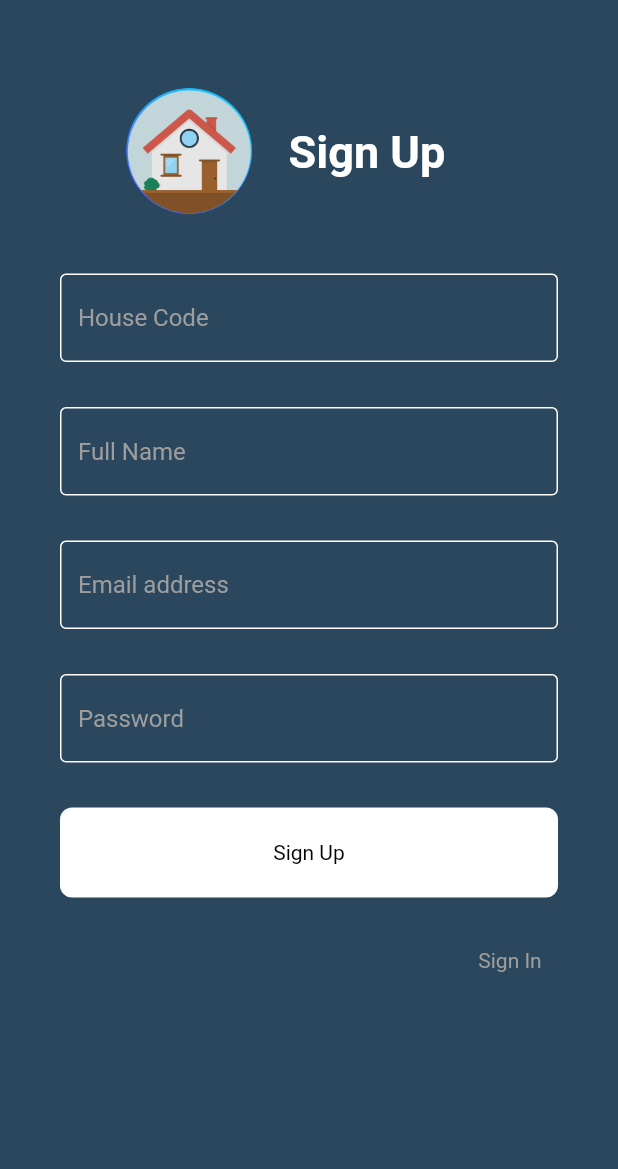
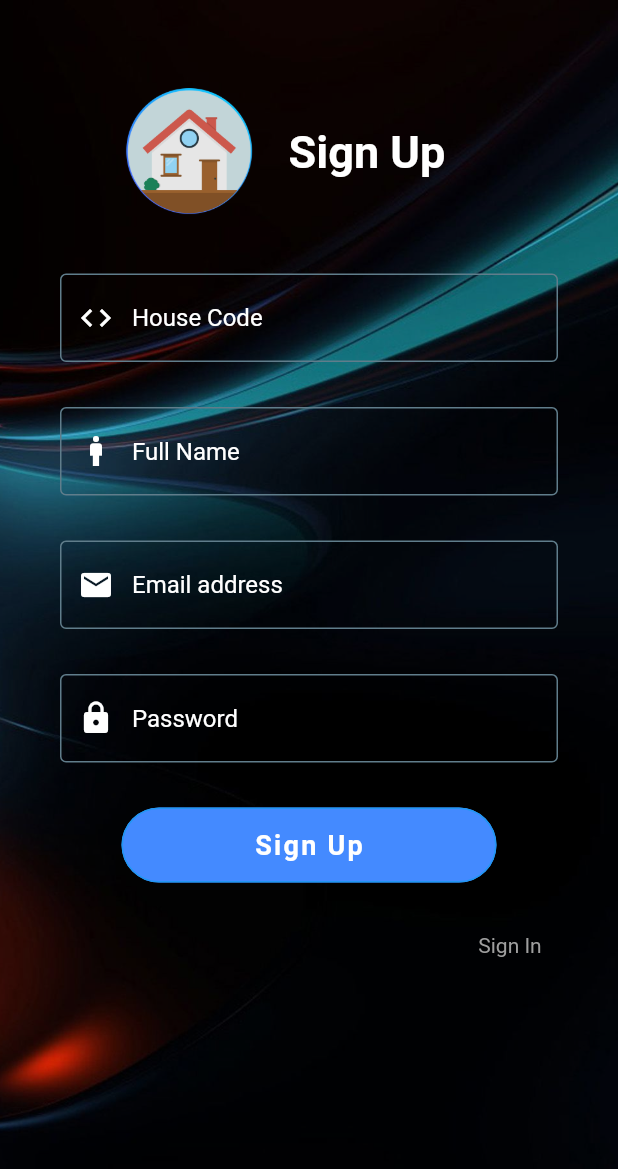
Before and after one commit to SmartHome101/Mobile-app-Last, a Flutter app: the SignUpScreen screen opened directly, on a phone screen of 412 x 824 dp. Shown: the top 1169 px of the screen. Run offline on Flutter 3.47's test engine with Material 2 defaults, Android fonts, the phone set to English and light mode, and no system bars; drawn by our look-alikes of modal_progress_hud_nsn; our stand-ins replace firebase_auth, firebase_core, firebase_database, google_fonts, introduction_screen, lottie and 2 more; accounts and stored records are empty; Roboto replaces fonts that are missing (OpenSans).

Commit message:
Updating Login-Sign Up Design

```diff
--- a/lib/Splash, Sign In, Sign Up/Login_Screen.dart
+++ b/lib/Splash, Sign In, Sign Up/Login_Screen.dart
@@ -185,6 +185,7 @@ class _LoginScreenState extends State<LoginScreen> {
           backgroundColor: Color(0xff2B475E),
           resizeToAvoidBottomInset: true,
           body: Container(
+            decoration: Background_decoration(),
             height: double.infinity,
             // decoration: Background_decoration(),
             child: SingleChildScrollView(
@@ -229,7 +230,7 @@ class _LoginScreenState extends State<LoginScreen> {
                           onChanged: (data) {
                             email = data;
                           },
-                          isPassword: false,
+                          isPassword: false, icon: Icons.email,
                         ),
                         SizedBox(
                           height: 30.0,
@@ -239,7 +240,7 @@ class _LoginScreenState extends State<LoginScreen> {
                           onChanged: (data) {
                             password = data;
                           },
-                          isPassword: true,
+                          isPassword: true, icon: Icons.lock,
                         ),
                         SizedBox(
                           height: 30.0,
@@ -247,7 +248,6 @@ class _LoginScreenState extends State<LoginScreen> {
                         SizedBox(
                           height: 30.0,
                         ),
-                        _buildRememberMeCheckbox(),
                         SizedBox(
                           height: 30.0,
                         ),
--- a/lib/Splash, Sign In, Sign Up/Sign_UpScreen.dart
+++ b/lib/Splash, Sign In, Sign Up/Sign_UpScreen.dart
@@ -170,6 +170,7 @@ class _SignUpScreen extends State<SignUpScreen> {
         backgroundColor: Color(0xff2B475E),
         resizeToAvoidBottomInset: true,
         body: Container(
+          decoration: Background_decoration(),
           height: double.infinity,
           // decoration: Background_decoration(),
           child: SingleChildScrollView(
@@ -212,7 +213,7 @@ class _SignUpScreen extends State<SignUpScreen> {
                     onChanged: (data) {
                       code = data;
                     },
-                    isPassword: false,
+                    isPassword: false, icon: Icons.code,
                   ),
                   SizedBox(
                     height: 30.0,
@@ -222,7 +223,7 @@ class _SignUpScreen extends State<SignUpScreen> {
                     onChanged: (data) {
                       fullName = data;
                     },
-                    isPassword: false,
+                    isPassword: false, icon:Icons.man,
                   ),
                   SizedBox(
                     height: 30.0,
@@ -232,7 +233,7 @@ class _SignUpScreen extends State<SignUpScreen> {
                     onChanged: (data) {
                       email = data;
                     },
-                    isPassword: false,
+                    isPassword: false,icon:Icons.email,
                   ),
                   SizedBox(
                     height: 30.0,
@@ -242,7 +243,7 @@ class _SignUpScreen extends State<SignUpScreen> {
                     onChanged: (data) {
                       password = data;
                     },
-                    isPassword: true,
+                    isPassword: true,icon:Icons.lock,
                   ),
                   SizedBox(
                     height: 30.0,
--- a/lib/widgets/custom_button.dart
+++ b/lib/widgets/custom_button.dart
@@ -1,4 +1,5 @@
 import 'package:flutter/material.dart';
+import 'package:Home/shared/Custom_Widgets.dart';
 
 class CustomeButton extends StatelessWidget {
   CustomeButton({required this.title, this.onTap});
@@ -7,22 +8,19 @@ class CustomeButton extends StatelessWidget {
   String title;
   @override
   Widget build(BuildContext context) {
-    return GestureDetector(
-      onTap: onTap,
-      child: Container(
-        decoration: BoxDecoration(
+    return ElevatedButton(
+      child: Text(
+        title,
+        style: TextStyle(
           color: Colors.white,
-          borderRadius: BorderRadius.circular(8),
-        ),
-        width: double.infinity,
-        height: 60,
-        child: Center(
-          child: Text(
-            title,
-            style: TextStyle(color: Colors.black),
-          ),
+          letterSpacing: 1.5,
+          fontSize: 18.0,
+          fontWeight: FontWeight.bold,
+          fontFamily: 'OpenSans',
         ),
       ),
+      style: buttonStyle(Size(250, 50)),
+      onPressed: onTap,
     );
   }
 }
--- a/lib/widgets/custom_text_field.dart
+++ b/lib/widgets/custom_text_field.dart
@@ -1,10 +1,12 @@
 import 'package:flutter/material.dart';
+import 'package:Home/shared/constants.dart';
 
 class CustomTextField extends StatelessWidget {
-  CustomTextField({this.hintText, this.onChanged, this.isPassword});
+  CustomTextField({this.hintText, this.onChanged, this.isPassword, this.icon});
 
   Function(String)? onChanged;
   String? hintText;
+  IconData? icon;
   bool? isPassword;
   @override
   Widget build(BuildContext context) {
@@ -18,15 +20,46 @@ class CustomTextField extends StatelessWidget {
       onChanged: onChanged,
       decoration: InputDecoration(
           hintText: hintText,
-          hintStyle: TextStyle(color: Colors.grey),
+          hintStyle: TextStyle(color: Colors.white),
+          prefixIcon: Icon(
+            icon,
+            color: Colors.white,
+          ),
           enabledBorder: OutlineInputBorder(
               borderSide: BorderSide(
-            color: Colors.white,
-          )),
+                color: Colors.blueGrey,
+              )),
           border: OutlineInputBorder(
               borderSide: BorderSide(
-            color: Colors.white,
-          ))),
+                color: Colors.black12,
+              ))),
     );
   }
 }
+
+Widget BuildEmailTF(IconData icon, bool isPassword, Function(String) onChanged, String hintText) {
+  return TextFormField(
+    validator: (data) {
+      if (data!.isEmpty) {
+        return "Field is Required";
+      }
+    },
+    obscureText: isPassword,
+    onChanged: onChanged,
+    decoration: InputDecoration(
+        hintText: hintText,
+        hintStyle: TextStyle(color: Colors.grey),
+        prefixIcon: Icon(
+          icon,
+          color: Colors.white,
+        ),
+        enabledBorder: OutlineInputBorder(
+            borderSide: BorderSide(
+              color: Colors.white,
+            )),
+        border: OutlineInputBorder(
+            borderSide: BorderSide(
+              color: Colors.white,
+            ))),
+  );
+}
```
